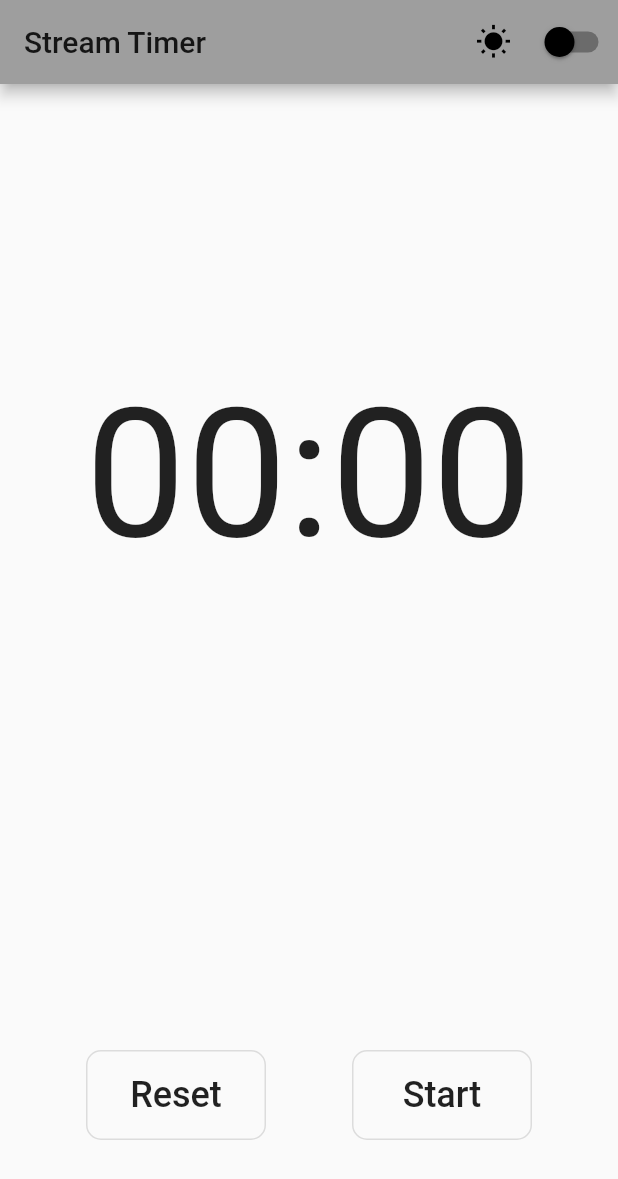
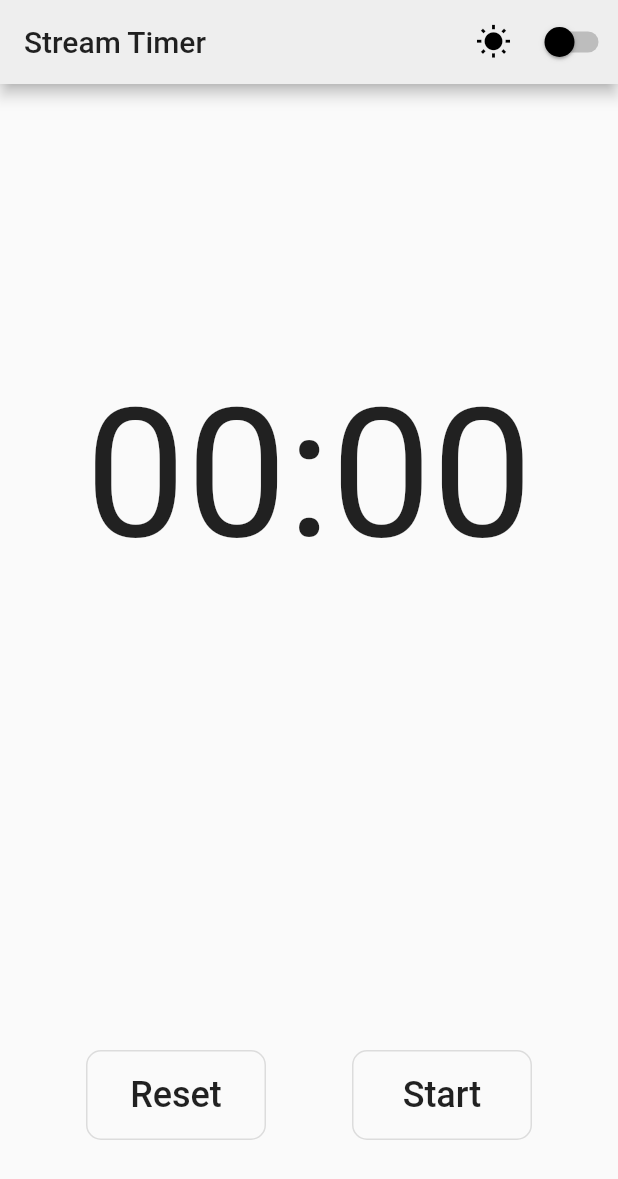
Before and after one commit to willzittlau/stream_timer, a Flutter app: the screen it shows after launch, on a phone screen of 412 x 824 dp. Shown: the top 1179 px of the screen. Run offline on Flutter 3.47's test engine with Material 2 defaults, Android fonts, the phone set to English and light mode, and no system bars; our stand-ins replace shared_preferences; Roboto replaces fonts that are missing (Bebas Neue).

Commit message:
Added Provider+Shared Prefs

```diff
--- /dev/null
+++ b/lib/AppState.dart
@@ -0,0 +1,40 @@
+import 'package:flutter/material.dart';
+import 'package:shared_preferences/shared_preferences.dart';
+
+class AppStateNotifier extends ChangeNotifier {
+  // Set vars
+  final String theme = "theme";
+  bool _isDarkMode;
+  SharedPreferences _pref;
+
+  // Set getters
+  bool get isDarkMode => _isDarkMode;
+
+  // Set default constructor
+  AppStateNotifier() {
+    _isDarkMode = false;
+    _loadFromPrefs();
+  }
+
+  // _initPref() is to iniliaze  the _pref variable
+  _initPrefs() async {
+    if (_pref == null) _pref = await SharedPreferences.getInstance();
+  }
+
+  _loadFromPrefs() async {
+    await _initPrefs();
+    _isDarkMode = _pref.getBool(theme) ?? false;
+    notifyListeners();
+  }
+
+  _saveThemeToPrefs() async {
+    await _initPrefs();
+    _pref.setBool(theme, _isDarkMode);
+  }
+
+  void updateTheme(bool _isDarkMode) {
+    this._isDarkMode = _isDarkMode;
+    _saveThemeToPrefs();
+    notifyListeners();
+  }
+}
--- a/lib/main.dart
+++ b/lib/main.dart
@@ -1,22 +1,28 @@
 import 'package:flutter/material.dart';
+import 'package:provider/provider.dart';
 import 'stopwatch.dart';
+import 'AppState.dart';
 
 void main() => runApp(new MyApp());
 
 class MyApp extends StatelessWidget {
   @override
   Widget build(BuildContext context) {
+    return ChangeNotifierProvider(
+        create: (_) => AppStateNotifier(),
+        child: Consumer<AppStateNotifier>(
+            builder: (context, AppStateNotifier appState, child) {
           return new MaterialApp(
               debugShowCheckedModeBanner: false,
               showPerformanceOverlay: false,
               title: 'Stream Timer',
               theme: new ThemeData(
-          primarySwatch: Colors.grey,
+                primaryColor: Colors.grey[200],
                 brightness: Brightness.light,
               ),
               darkTheme: ThemeData(
                   brightness: Brightness.dark, primarySwatch: Colors.grey),
-        themeMode: isDarkMode ? ThemeMode.dark : ThemeMode.light,
+              themeMode: appState.isDarkMode ? ThemeMode.dark : ThemeMode.light,
               home: Builder(
                   builder: (context) => Scaffold(
                         appBar: AppBar(
@@ -24,27 +30,33 @@ class MyApp extends StatelessWidget {
                           actions: <Widget>[
                             IconButton(
                               icon: Icon(
-                            (isDarkMode ? Icons.nights_stay : Icons.wb_sunny),
-                            color: (isDarkMode ? Colors.white : Colors.black)),
+                                  (appState.isDarkMode
+                                      ? Icons.nights_stay
+                                      : Icons.wb_sunny),
+                                  color: (appState.isDarkMode
+                                      ? Colors.white
+                                      : Colors.black)),
                             ),
                             Switch(
-                        value: isDarkMode,
-                        activeColor: (isDarkMode ? Colors.white : Colors.black),
-                        inactiveThumbColor: (isDarkMode ? Colors.white : Colors.black),
+                              value: appState.isDarkMode,
+                              activeColor: (appState.isDarkMode
+                                  ? Colors.white
+                                  : Colors.black),
+                              inactiveThumbColor: (appState.isDarkMode
+                                  ? Colors.white
+                                  : Colors.black),
+                                  inactiveTrackColor: Colors.grey[400],
                               activeTrackColor: Colors.grey[600],
                               onChanged: (boolVal) {
-                          toggleTheme(boolVal);
+                                Provider.of<AppStateNotifier>(context,
+                                        listen: false)
+                                    .updateTheme(boolVal);
                               },
                             ),
                           ],
                         ),
                         body: new Container(child: new TimerPage()),
                       )));
+        }));
   }
-
-bool _isDarkMode = false;
-bool get isDarkMode => _isDarkMode;
-
-void toggleTheme(bool _isDarkMode) {
-  this._isDarkMode = _isDarkMode;
-}}
+}
--- a/pubspec.yaml
+++ b/pubspec.yaml
@@ -21,6 +21,8 @@ environment:
   sdk: ">=2.7.0 <3.0.0"
 
 dependencies:
+  provider: ^4.3.2+3
+  shared_preferences: ^0.5.12+4
   flutter:
     sdk: flutter
 
```
Also changed, not shown: pubspec.lock. Lines whose indentation alone changed are shown as unchanged.
